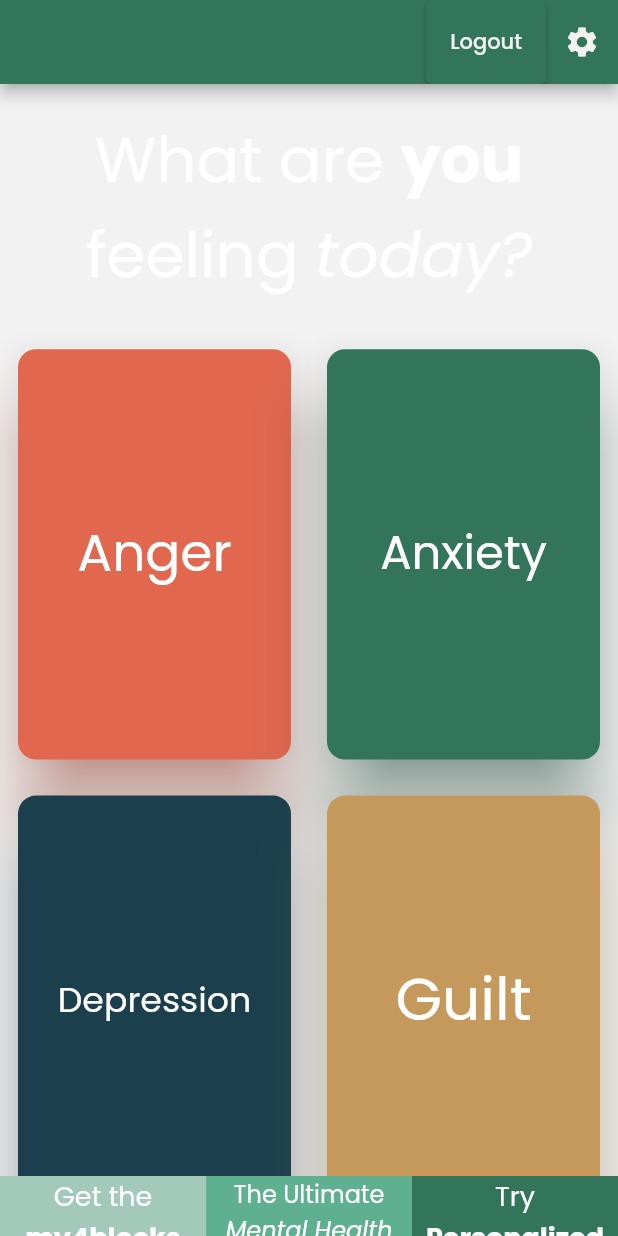
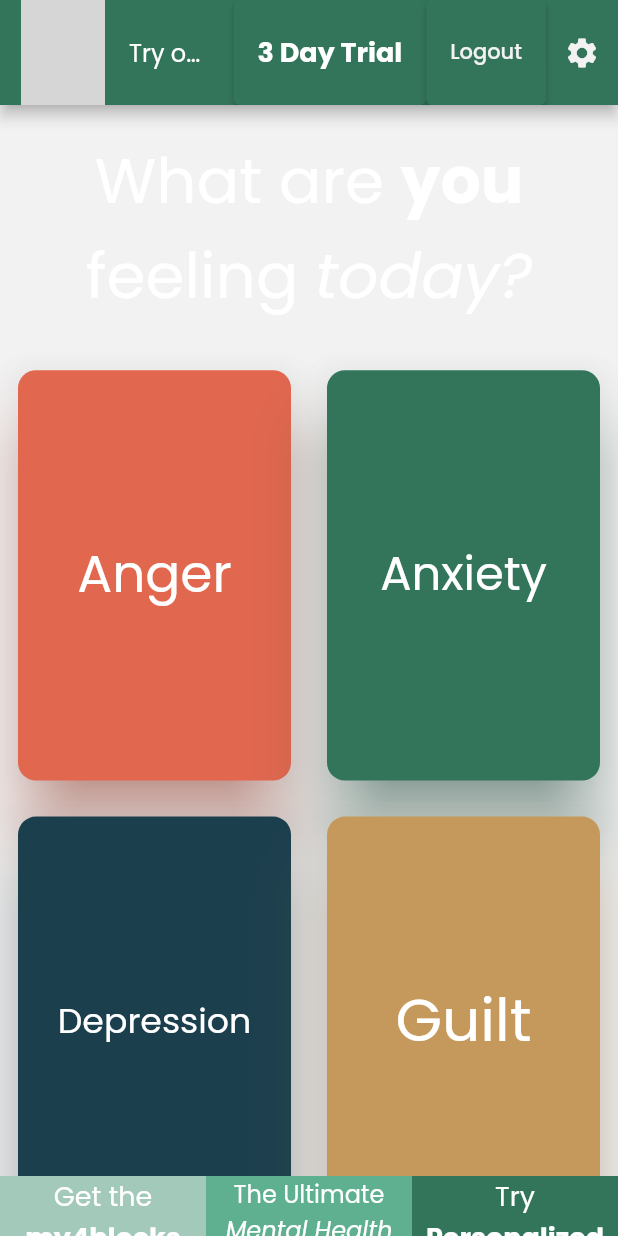
Before and after one commit to maylortaylor/MentalHealthApp, a Flutter app: the screen it shows once a user with an empty profile is signed in, on a phone screen of 412 x 824 dp. Run offline on Flutter 3.47's test engine with Material 2 defaults, Android fonts, the phone set to English and light mode, and no system bars; our stand-ins replace another_flushbar, auto_size_text, card_swiper, cloud_firestore, firebase_auth, firebase_core and 3 more; missing offline and left inert: responsive_ui, textfield_tags, vimeo_video_player; accounts and stored records are empty; grey boxes are pictures that could not be loaded.

```diff
--- a/mental_health_app/lib/screens/decision.screen.dart
+++ b/mental_health_app/lib/screens/decision.screen.dart
@@ -15,6 +15,7 @@ import 'package:mental_health_app/routes.dart';
 import 'package:mental_health_app/services/navigation_service.dart';
 import 'package:mental_health_app/ui/auth/register_screen.dart';
 import 'package:mental_health_app/ui/setting/setting_screen.dart';
+import 'package:mental_health_app/widgets/platform_aware_asset_image.dart';
 import 'package:provider/provider.dart';
 
 import '../screens/prompt.screen.dart';
@@ -75,9 +76,18 @@ class _DecisionScreenState extends  State<DecisionScreen> {
 
     return Scaffold(
       appBar: AppBar(
+        toolbarHeight: 70,
         backgroundColor: getAppBarColor(),
-        leading: authProvider.status == Status.Authenticated ?
-        Center(child: Text("${currentUser?.firstName}")) : Container(),
+        // leading: authProvider.status == Status.Authenticated ?
+        // Center(child: Text("${currentUser?.firstName}")) : Container(),
+        leading: leadingAppBar(),
+        leadingWidth: 70,
+        title: const Text(
+          "Try one block now for free!",
+          style: TextStyle(
+            fontSize: 16
+          ),
+          ),
         actions: [
           authProvider.status == Status.Unauthenticated ? ElevatedButton(
             style: ButtonStyle(
@@ -106,7 +116,41 @@ class _DecisionScreenState extends  State<DecisionScreen> {
                       );
               },
           ) : Container(),
-          (authProvider.status == Status.Unauthenticated) ? ElevatedButton(
+          // (authProvider.status == Status.Unauthenticated) ? ElevatedButton(
+          //   style: ButtonStyle(
+          //     backgroundColor: MaterialStateProperty.resolveWith((states) {
+          //     // If the button is pressed, return green, otherwise blue
+          //     if (states.contains(MaterialState.pressed)) {
+          //       return AppThemes.lightestGreen;
+          //     }
+          //     return getAppBarColor();
+          //   })
+          //   ),
+          //   child: Text(
+          //     "Register",
+          //     style: TextStyle(color: AppThemes.whiteColor),
+          //   ),
+          //   onPressed: () {
+          //     print("login icon pressed");
+          //       // Application.router.navigateTo(context, AppRoutes.register);
+          //             Navigator.pushNamed(
+          //               context,
+          //               AppRoutes.register,
+          //               // arguments: PromptArguments(
+          //               //   'anxiety',
+          //               //   1,
+          //               // ),
+          //             );
+          //     },
+          // ) :  Container(),
+          ElevatedButton(
+            onPressed: () {
+                // Application.router.navigateTo(context, AppRoutes.register);
+                Navigator.pushNamed(
+                  context,
+                  AppRoutes.register
+                );
+            },
             style: ButtonStyle(
                 backgroundColor: MaterialStateProperty.resolveWith((states) {
                 // If the button is pressed, return green, otherwise blue
@@ -114,25 +158,20 @@ class _DecisionScreenState extends  State<DecisionScreen> {
                   return AppThemes.lightestGreen;
                 }
                 return getAppBarColor();
-            })
+            })),
+            child: RichText(
+              textAlign: TextAlign.center,
+              text: const TextSpan(
+                text: '3 Day Trial',
+                style: TextStyle(
+                  fontFamily:  AppFontFamily.poppins,
+                  fontSize: 18,
+                  fontWeight: FontWeight.bold,
+                  color: Colors.white
                 ),
-            child: Text(
-              "Register",
-              style: TextStyle(color: AppThemes.whiteColor),
               ),
-            onPressed: () {
-              print("login icon pressed");
-                // Application.router.navigateTo(context, AppRoutes.register);
-                      Navigator.pushNamed(
-                        context,
-                        AppRoutes.register,
-                        // arguments: PromptArguments(
-                        //   'anxiety',
-                        //   1,
-                        // ),
-                      );
-              },
-          ) :  Container(),
+            ),
+          ),
            authProvider.status == Status.Authenticated ? ElevatedButton(
             style: ButtonStyle(
               backgroundColor: MaterialStateProperty.resolveWith((states) {
@@ -225,6 +264,17 @@ class _DecisionScreenState extends  State<DecisionScreen> {
            ),
            footer()
          ],
+      ),
+    );
+  }
+
+
+  Widget leadingAppBar() {
+    return const Padding(
+      padding: EdgeInsets.fromLTRB(14,0,0,0),
+      child: PlatformAwareAssetImage(
+        asset: 'images/M4B_LOGO1_White.png',
+        width: 0, height: 0
       ),
     );
   }
--- a/mental_health_app/lib/screens/prompt.screen.dart
+++ b/mental_health_app/lib/screens/prompt.screen.dart
@@ -78,7 +78,7 @@ class _PromptScreenState extends State<PromptScreen> {
     print('Step: ${_argStep}');
     int? step = widget.args?.step;
 
-    _currentIndex = (step! - 1);
+    // _currentIndex = (step! - 1);
 
     return Scaffold(
       appBar: AppBar(
```
Also changed, not shown: mental_health_app/assets/images/M4B_LOGO1_White.png (added), mental_health_app/assets/images/M4B_SIDE1_White.png (added). Lines whose indentation alone changed are shown as unchanged.
